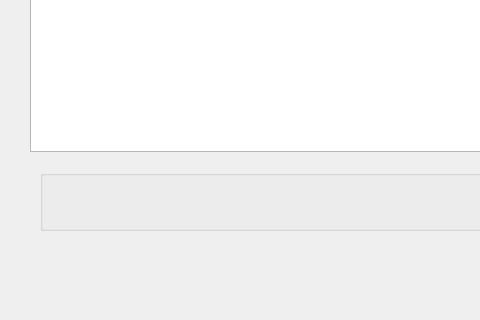
Qt form gui.ui (annakrih/T113VLN1-3) before a commit; both pictures show x 0 to 480 and y 280 to 600 of the 800 by 600 pixel window.
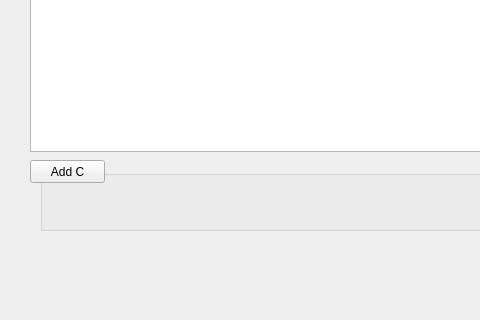
The same form after that commit.

```diff
--- a/gui.ui
+++ b/gui.ui
@@ -153,10 +153,19 @@
     <property name="title">
      <string/>
     </property>
-    <zorder>personAddEdit</zorder>
-    <zorder>savePerson</zorder>
-    <zorder>deletePerson</zorder>
-    <zorder>peopleRevert</zorder>
+   </widget>
+   <widget class="QPushButton" name="addCButton">
+    <property name="geometry">
+     <rect>
+      <x>30</x>
+      <y>440</y>
+      <width>75</width>
+      <height>23</height>
+     </rect>
+    </property>
+    <property name="text">
+     <string>Add C</string>
+    </property>
    </widget>
   </widget>
   <widget class="QMenuBar" name="menubar">
```
